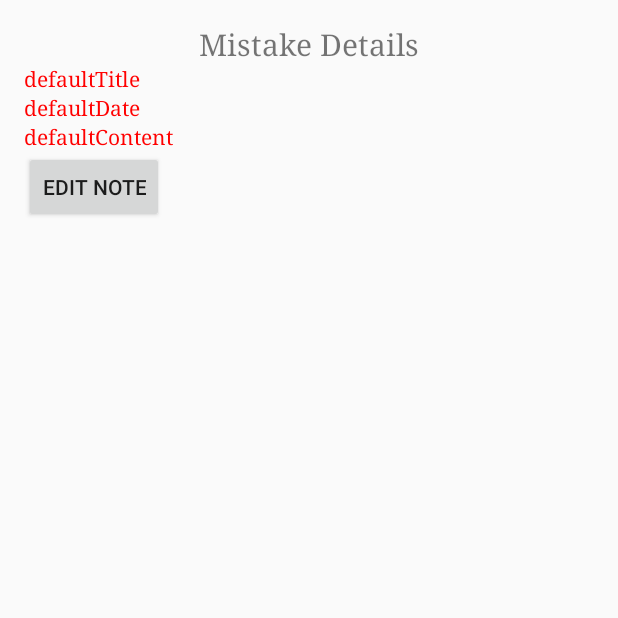
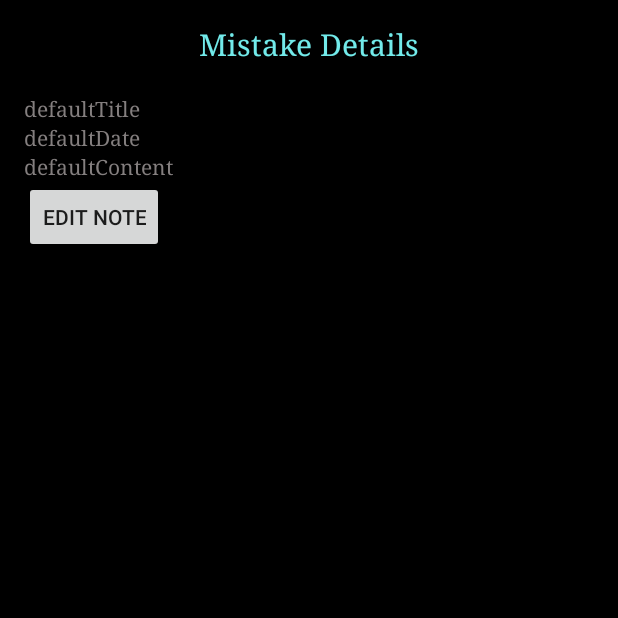
Before and after one commit to danko016/MIstake, an Android app: the ShowNote screen opened directly, with no data from a screen before it, on a phone screen of 412 x 824 dp, the top half of it. Run offline under Robolectric (Android 15) with nearby library versions, the phone set to English and light mode, and no system bars; 3 statements that could not run were skipped.

Commit message:
editnote finished

```diff
--- a/app/src/main/AndroidManifest.xml
+++ b/app/src/main/AndroidManifest.xml
@@ -4,7 +4,7 @@
 
     <application
         android:allowBackup="true"
-        android:icon="@mipmap/ic_launcher"
+        android:icon="@mipmap/shield"
         android:label="@string/app_name"
         android:supportsRtl="true"
         android:theme="@style/AppTheme">
--- a/app/src/main/java/com/example/dev/mistakeerror/database/DBHelper.java
+++ b/app/src/main/java/com/example/dev/mistakeerror/database/DBHelper.java
@@ -17,7 +17,7 @@ public class DBHelper extends SQLiteOpenHelper {
 
     private Context context;
 
-    private static final int version = 9;
+    private static final int version = 10;
     private static final String DB_NAME = "notesDB"; //database name
     private static final String TABLE_NAME = "errors"; //table name
     private static final String KEY_ID = "id";
--- a/app/src/main/java/com/example/dev/mistakeerror/editnote/ShowNote.java
+++ b/app/src/main/java/com/example/dev/mistakeerror/editnote/ShowNote.java
@@ -42,6 +42,26 @@ public class ShowNote extends Activity {
         textEditDate = (TextView) findViewById(R.id.TVEditDate);
         editButton = (Button) findViewById(R.id.BTNEdit);
 
+       getNote();
+
+        editButton.setOnClickListener(new View.OnClickListener() {
+            @Override
+            public void onClick(View v) {
+                openNewNote();
+                Log.d("tag", "open new from edit");
+            }
+        });
+
+    }
+
+    public void openNewNote() {
+        Intent intent = new Intent(this, NewNote.class);
+        intent.putExtra("editMode", true);
+        intent.putExtra("id", id);
+        startActivity(intent);
+    }
+
+    public void getNote(){
         dbHelper = new DBHelper(getApplicationContext());
 
         Intent intent = getIntent();
@@ -60,19 +80,11 @@ public class ShowNote extends Activity {
         textViewEditContent.setText(content);
         textEditDate.setText(date);
 
-        editButton.setOnClickListener(new View.OnClickListener() {
-            @Override
-            public void onClick(View v) {
-                openNewNote();
-                Log.d("tag", "open new from edit");
-            }
-        });
     }
 
-    public void openNewNote() {
-        Intent intent = new Intent(this, NewNote.class);
-        intent.putExtra("editMode", true);
-        intent.putExtra("id", id);
-        startActivity(intent);
+    @Override
+    protected void onResume() {
+        super.onResume();
+        getNote();
     }
 }
--- a/app/src/main/java/com/example/dev/mistakeerror/newnote/NewNote.java
+++ b/app/src/main/java/com/example/dev/mistakeerror/newnote/NewNote.java
@@ -18,6 +18,7 @@ import com.example.dev.mistakeerror.database.DBHelper;
  */
 
 public class NewNote extends Activity {
+
 
     private DBHelper dbHelper;
     private SQLiteDatabase db;
@@ -65,7 +66,7 @@ public class NewNote extends Activity {
                 String title = editTitle.getText().toString();
                 String content = editContent.getText().toString();
 
-                //update if editmode is true, sent from ShowNote.class, else just add new note
+                //update if editmode is true, sent from ShowNote.class - update, else just add new note
                 if (editMode) {
                     Log.d("tag", "editMode entered");
                     dbHelper.updateNote(title, content, id);
@@ -80,8 +81,6 @@ public class NewNote extends Activity {
 
             }
         });
-
-
     }
 
     @Override
--- /dev/null
+++ b/app/src/main/res/drawable/round.xml
@@ -0,0 +1,6 @@
+<?xml version="1.0" encoding="utf-8"?>
+<shape xmlns:android="http://schemas.android.com/apk/res/android"
+    android:shape="rectangle">
+    <solid android:color="@color/opacityBlue" />
+    <corners android:radius="170sp"/>
+</shape>
--- /dev/null
+++ b/app/src/main/res/drawable/selector.xml
@@ -0,0 +1,6 @@
+<?xml version="1.0" encoding="utf-8"?>
+<selector xmlns:android="http://schemas.android.com/apk/res/android">
+    <item android:color="@color/titles" android:state_pressed="true" /> <!-- pressed -->
+    <item android:color="@color/grayfont" android:state_pressed="false" /> <!-- pressed -->
+    <item android:color="@color/grayfont" /> <!-- default -->
+</selector>
--- a/app/src/main/res/layout/activity_start.xml
+++ b/app/src/main/res/layout/activity_start.xml
@@ -4,6 +4,7 @@
     android:id="@+id/activity_start"
     android:layout_width="match_parent"
     android:layout_height="match_parent"
+    android:background="@color/black"
     android:paddingBottom="@dimen/activity_vertical_margin"
     android:paddingLeft="@dimen/activity_horizontal_margin"
     android:paddingRight="@dimen/activity_horizontal_margin"
@@ -11,12 +12,10 @@
     tools:context="com.example.dev.mistakeerror.StartActivity">
 
 
-
     <android.support.v4.view.ViewPager
         android:id="@+id/vpPager"
         android:layout_width="wrap_content"
         android:layout_height="wrap_content">
-
     </android.support.v4.view.ViewPager>
 
 </RelativeLayout>
--- a/app/src/main/res/layout/editnote_layout.xml
+++ b/app/src/main/res/layout/editnote_layout.xml
@@ -2,6 +2,7 @@
 <LinearLayout xmlns:android="http://schemas.android.com/apk/res/android"
     android:layout_width="match_parent"
     android:layout_height="match_parent"
+    android:background="@color/black"
     android:orientation="vertical"
     android:padding="16dp">
 
@@ -11,28 +12,30 @@
         android:fontFamily="serif"
         android:gravity="center"
         android:text="Mistake Details"
+        android:textColor="@color/titles"
         android:textSize="20sp" />
 
     <TextView
         android:id="@+id/TVEditTitle"
-        android:fontFamily="serif"
+        android:layout_marginTop="20dp"
         android:layout_width="wrap_content"
         android:layout_height="wrap_content"
-        android:textColor="#ff0000" />
+        android:fontFamily="serif"
+        android:textColor="@color/grayfont" />
 
     <TextView
         android:id="@+id/TVEditDate"
-        android:fontFamily="serif"
+        android:textColor="@color/grayfont"
         android:layout_width="wrap_content"
         android:layout_height="wrap_content"
-        android:textColor="#ff0000" />
+        android:fontFamily="serif" />
 
     <TextView
         android:id="@+id/TVEditContent"
-        android:fontFamily="serif"
         android:layout_width="wrap_content"
+        android:textColor="@color/grayfont"
         android:layout_height="wrap_content"
-        android:textColor="#ff0000" />
+        android:fontFamily="serif"/>
 
     <Button
         android:id="@+id/BTNEdit"
--- a/app/src/main/res/values/colors.xml
+++ b/app/src/main/res/values/colors.xml
@@ -3,4 +3,10 @@
     <color name="colorPrimary">#1e1d1d</color>
     <color name="colorPrimaryDark">#000000</color>
     <color name="colorAccent">#FF4081</color>
+    <color name="black">#000000</color>
+    <color name="grayfont">#847f7f</color>
+    <color name="titles">#72eaea</color>
+    <color name="cursor">#72eaea</color>
+
+    <color name="opacityBlue">#f27beaea</color>
 </resources>
--- a/app/src/main/res/values/strings.xml
+++ b/app/src/main/res/values/strings.xml
@@ -1,8 +1,12 @@
 <resources>
     <string name="app_name">MistakeError</string>
-    <string name="enterButton">Enter to your mistake</string>
+    <string name="enterButton">L(a)unch your mistake</string>
 
     <!--error fragment-->
     <string name="title">My Errors</string>
     <string name="addNote">Add note</string>
+    <string name="save">Save note</string>
+    <string name="noteTitle">Note title:</string>
+    <string name="content">Content:</string>
+
 </resources>
```
Also changed, not shown: app/src/main/res/layout/activity_main.xml (+8 -3 lines), app/src/main/res/layout/error_layout.xml (+27 -10 lines), app/src/main/res/layout/error_list.xml (+34 -6 lines), app/src/main/res/layout/newnote_layout.xml (+27 -8 lines), app/src/main/res/drawable/add.png (added), app/src/main/res/drawable/del2.png (added), app/src/main/res/drawable/del_note.jpg (added), app/src/main/res/mipmap-hdpi/delete.png (added), app/src/main/res/mipmap-hdpi/shield.png (added).
